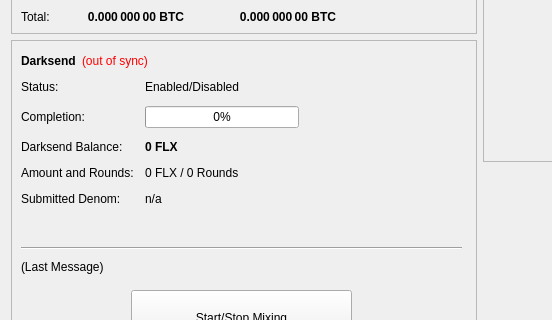
Before: the Qt Designer form src/qt/forms/overviewpage.ui in nashsclay/DraviteFlex-1, drawn with Qt 5; both pictures show x 0 to 552 and y 182 to 502 of the 960 by 615 pixel window.
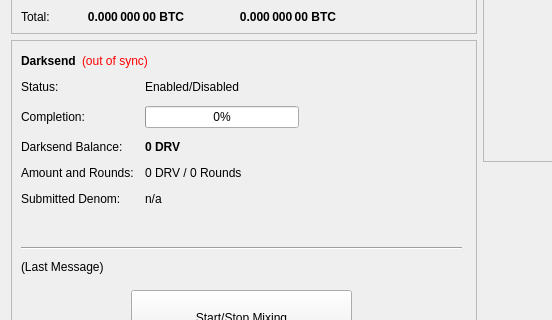
After: the same form once the commit is applied.

```diff
--- a/src/qt/forms/overviewpage.ui
+++ b/src/qt/forms/overviewpage.ui
@@ -474,7 +474,7 @@
               </font>
              </property>
              <property name="text">
-              <string notr="true">0 FLX</string>
+              <string notr="true">0 DRV</string>
              </property>
             </widget>
            </item>
@@ -488,7 +488,7 @@
            <item row="3" column="1">
             <widget class="QLabel" name="labelAmountRounds">
              <property name="text">
-              <string>0 FLX / 0 Rounds</string>
+              <string>0 DRV / 0 Rounds</string>
              </property>
             </widget>
            </item>
```
Left out of the diff: 6 changed lines with no effect on the pictures.
